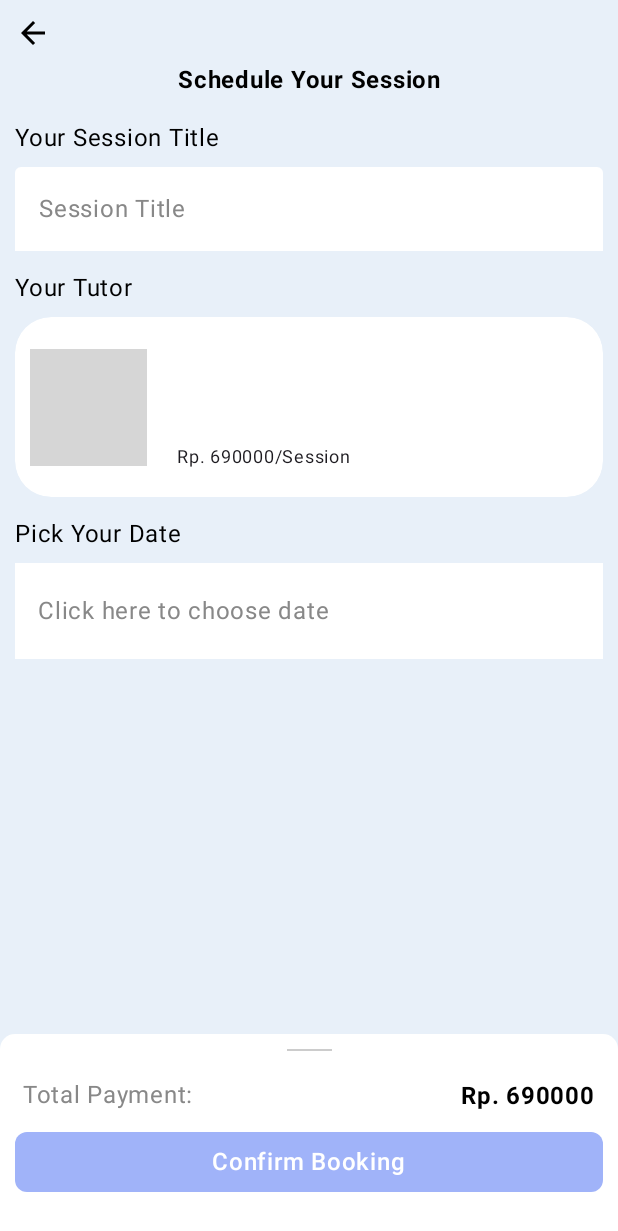
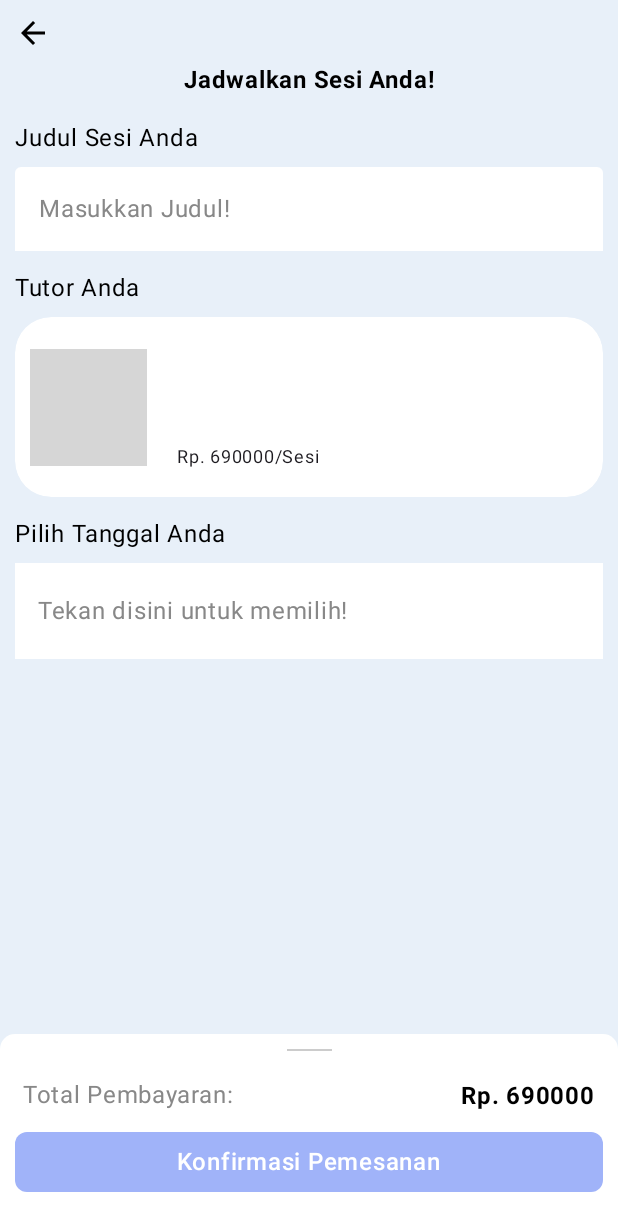
Before and after one commit to MasTutor/tutoreal-android-frontend, an Android app built with Jetpack Compose: the BookingScreen screen opened through its navigation route, on a phone screen of 412 x 824 dp. Shown: the top 1231 px of the screen. Run offline under Robolectric (Android 15) with nearby library versions, the phone set to English and light mode, and no system bars; our stand-ins replace Dagger/Hilt's generated code, paging; pictures from the network do not load; grey boxes are pictures that could not be loaded.

Commit message:
style: Localize to ID

```diff
--- a/app/src/main/java/com/mastutor/tutoreal/ui/components/AlertDialog.kt
+++ b/app/src/main/java/com/mastutor/tutoreal/ui/components/AlertDialog.kt
@@ -31,7 +31,7 @@ fun AlertDialog(
             },
             text = {
                 Column(modifier = modifier.padding(top = 10.dp).fillMaxWidth()) {
-                    Text("Booking Successful!", textAlign = TextAlign.Center)
+                    Text("Pemesanan Berhasil!", textAlign = TextAlign.Center)
                 }
             },
             confirmButton = {
--- a/app/src/main/java/com/mastutor/tutoreal/ui/components/HistoryComponent.kt
+++ b/app/src/main/java/com/mastutor/tutoreal/ui/components/HistoryComponent.kt
@@ -168,7 +168,7 @@ fun ScheduleComponent(
                 .padding(8.dp)
         ){
             Text(text = title, style = MaterialTheme.typography.bodySmall, color = Color.LightGray, modifier = Modifier.padding(bottom = 4.dp))
-            Text(text = "Meeting with $tutorName",
+            Text(text = "Sesi dengan $tutorName",
                 style = MaterialTheme.typography.bodyMedium.copy(fontWeight = FontWeight.Bold),
                 color = Color.Black,
                 modifier = Modifier.padding(bottom = 20.dp).width(220.dp),
--- a/app/src/main/java/com/mastutor/tutoreal/ui/components/TutorComponent.kt
+++ b/app/src/main/java/com/mastutor/tutoreal/ui/components/TutorComponent.kt
@@ -87,7 +87,7 @@ fun MatchTutorComponent(
                         .weight(1F)
                 )
                 Text(
-                    text = "IDR $price/Session",
+                    text = "IDR $price/Sesi",
                     style = MaterialTheme.typography.bodySmall.copy(fontWeight = FontWeight.Normal),
                     maxLines = 1,
                     overflow = TextOverflow.Ellipsis,
@@ -166,7 +166,7 @@ fun TutorComponent(
                         .weight(1F)
                 )
                 Text(
-                    text = "$price/Session",
+                    text = "$price/Sesi",
                     style = MaterialTheme.typography.bodySmall.copy(fontWeight = FontWeight.Normal),
                     maxLines = 1,
                     overflow = TextOverflow.Ellipsis,
--- a/app/src/main/java/com/mastutor/tutoreal/ui/screen/booking/BookingScreen.kt
+++ b/app/src/main/java/com/mastutor/tutoreal/ui/screen/booking/BookingScreen.kt
@@ -82,7 +82,7 @@ fun BookingScreen(modifier: Modifier = Modifier,
         day = (cal.getDisplayName(Calendar.DAY_OF_WEEK, Calendar.LONG, Locale.US)?.toString() + ", ")
     }
 
-    AlertDialog(text = "OK! Lesgo home!", openDialog = successDialog, onSubmitClicked = {
+    AlertDialog(text = "OK!", openDialog = successDialog, onSubmitClicked = {
         // TODO: Navigate somewhere else
         navHostController.navigate(Screen.Home.route) {
             popUpTo(Screen.Book.route) {
@@ -212,11 +212,11 @@ fun BookingContent(
                     tint = Color.Black
                 )
             }
-            Text("Schedule Your Session", style = MaterialTheme.typography.bodyMedium.copy(fontWeight = FontWeight.Bold),
+            Text("Jadwalkan Sesi Anda!", style = MaterialTheme.typography.bodyMedium.copy(fontWeight = FontWeight.Bold),
                 modifier = modifier
                     .fillMaxWidth()
                     .padding(bottom = 10.dp), textAlign = TextAlign.Center)
-            Text("Your Session Title", style = MaterialTheme.typography.bodyMedium.copy(fontWeight = FontWeight.Normal))
+            Text("Judul Sesi Anda", style = MaterialTheme.typography.bodyMedium.copy(fontWeight = FontWeight.Normal))
             TextField(
                 value = sessionTitle,
                 colors = TextFieldDefaults.textFieldColors(
@@ -229,7 +229,7 @@ fun BookingContent(
                 singleLine = true,
                 placeholder = {
                     Text(
-                        text = "Session Title",
+                        text = "Masukkan Judul!",
                         style = MaterialTheme.typography.bodySmall.copy(
                             fontWeight = FontWeight.Normal,
                             fontSize = 16.sp,
@@ -241,7 +241,7 @@ fun BookingContent(
                     .fillMaxWidth()
                     .padding(bottom = 5.dp)
             )
-            Text("Your Tutor", style = MaterialTheme.typography.bodyMedium.copy(fontWeight = FontWeight.Normal))
+            Text("Tutor Anda", style = MaterialTheme.typography.bodyMedium.copy(fontWeight = FontWeight.Normal))
             TutorComponent(photoUrl = picture,
                 name = name,
                 job = job,
@@ -250,7 +250,7 @@ fun BookingContent(
                 modifier = modifier
                     .fillMaxWidth()
                     .padding(bottom = 5.dp))
-            Text("Pick Your Date", style = MaterialTheme.typography.bodyMedium.copy(fontWeight = FontWeight.Normal))
+            Text("Pilih Tanggal Anda", style = MaterialTheme.typography.bodyMedium.copy(fontWeight = FontWeight.Normal))
 
             Box(modifier = modifier
                 .background(Color.White)
@@ -260,7 +260,7 @@ fun BookingContent(
                 .height(64.dp)
                 .clip(RoundedCornerShape(5.dp))
             ) {
-                Text(date.ifEmpty { "Click here to choose date" },
+                Text(date.ifEmpty { "Tekan disini untuk memilih!" },
                     style = MaterialTheme.typography.bodySmall.copy(
                         fontWeight = if (date.isEmpty()) FontWeight.Normal else FontWeight.Bold,
                         fontSize = 16.sp,
@@ -294,7 +294,7 @@ fun BookingContent(
                     modifier
                         .fillMaxWidth()
                         .padding(start = 5.dp, end = 5.dp, bottom = 10.dp)) {
-                    Text("Total Payment:", style = MaterialTheme.typography.bodyMedium.copy(
+                    Text("Total Pembayaran:", style = MaterialTheme.typography.bodyMedium.copy(
                         fontWeight = FontWeight.Normal), color = Color.Gray
                     )
                     Spacer(modifier.weight(1F))
@@ -307,7 +307,7 @@ fun BookingContent(
                         .fillMaxWidth(),
                     shape = RoundedCornerShape(8.dp),
                 ) {
-                    Text("Confirm Booking")
+                    Text("Konfirmasi Pemesanan")
                 }
             }
         }
--- a/app/src/main/java/com/mastutor/tutoreal/ui/screen/schedule/ScheduleScreen.kt
+++ b/app/src/main/java/com/mastutor/tutoreal/ui/screen/schedule/ScheduleScreen.kt
@@ -84,6 +84,7 @@ fun ScheduleContent(
                     items(schedules) { schedule ->
                         if (schedule != null) {
                             ScheduleComponent(
+                                modifier = Modifier.padding(10.dp),
                                 title = schedule.sessionName.toString(),
                                 tutorName = schedule.tutorName.toString(),
                                 date = schedule.date.toString(),
```
Also changed, not shown: app/src/main/java/com/mastutor/tutoreal/ui/components/SelectionDialog.kt (+5 -2 lines), app/src/main/java/com/mastutor/tutoreal/ui/components/TextFieldDialog.kt (+7 -3 lines), app/src/main/java/com/mastutor/tutoreal/ui/screen/tutor/TutorScreen.kt (+5 -5 lines).
